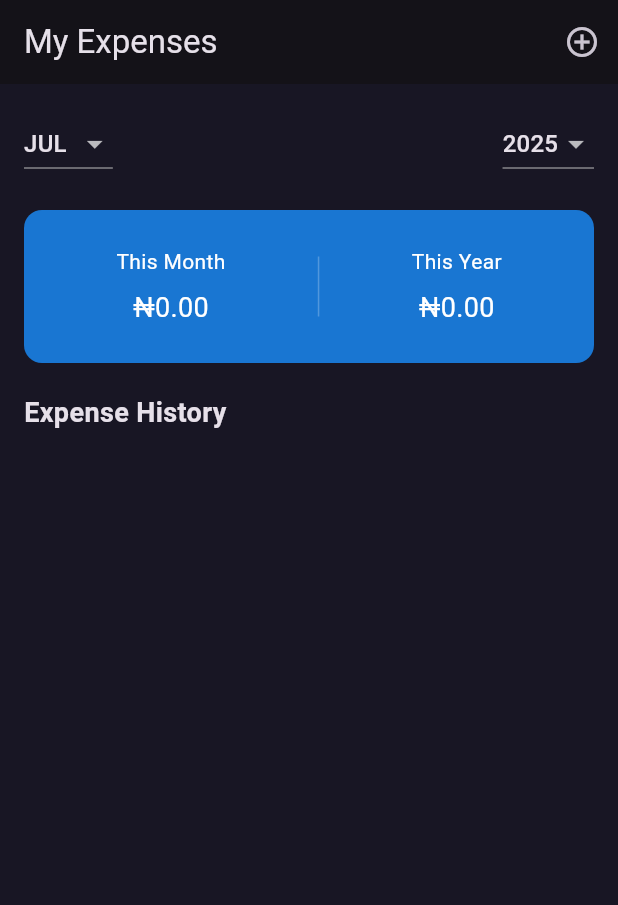
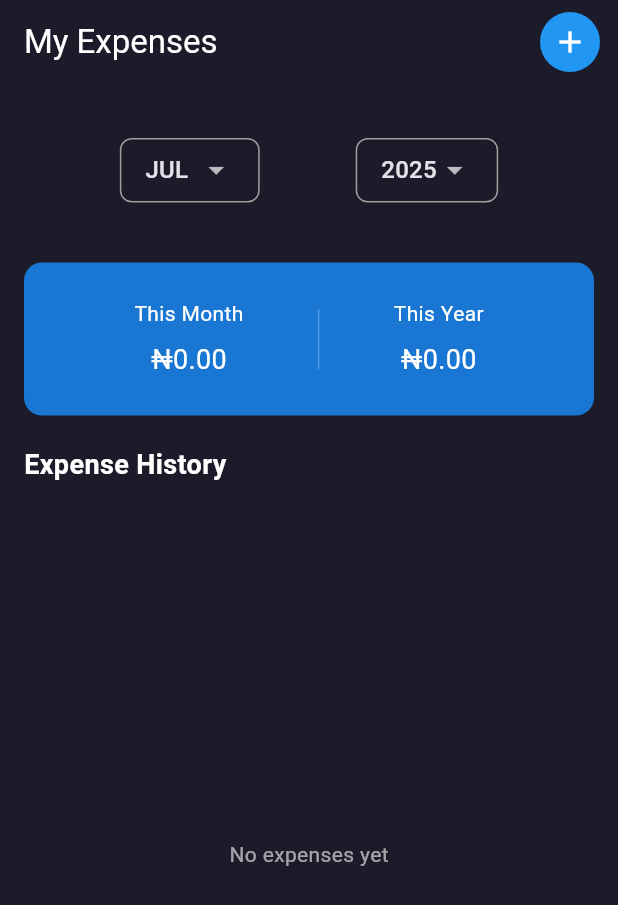
Before and after one commit to Blessed64/Pennysense_tracker, a Flutter app: the screen it shows after launch, on a phone screen of 412 x 824 dp. Shown: the top 905 px of the screen. Run offline on Flutter 3.47's test engine with Material 3 defaults, Android fonts, the phone set to English and light mode, and no system bars.

Commit message:
Updated home screen layout and centered dropdowns

```diff
--- a/my_expenses_app/lib/models/expense.dart
+++ b/my_expenses_app/lib/models/expense.dart
@@ -1,14 +1,13 @@
-// TODO Implement this library.// models/expense.dart
 class Expense {
+  final double amount;
   final DateTime date;
-  final String category;
-  final double amount;
+  final Map<String, double> details;
   final String? note;
 
   Expense({
+    required this.amount,
     required this.date,
-    required this.category,
-    required this.amount,
-    this.note, required List<Map<String, String>> items,
+    required this.details,
+    this.note,
   });
 }
--- a/my_expenses_app/lib/screens/home_screen.dart
+++ b/my_expenses_app/lib/screens/home_screen.dart
@@ -1,21 +1,20 @@
-// TODO Implement this library.// lib/screens/home_screen.dart
 import 'package:flutter/material.dart';
-import 'package:my_expense_app/screens/expense_preview_screen.dart';
+import 'package:intl/intl.dart';
+import '../models/expense.dart';
 import 'add_expense_screen.dart';
-import '../models/expense.dart';
-import '../widgets/expense_tile.dart';
-import 'package:intl/intl.dart';
+import 'expense_preview_screen.dart';
 
 class HomeScreen extends StatefulWidget {
+  const HomeScreen({Key? key}) : super(key: key);
+
   @override
-  _HomeScreenState createState() => _HomeScreenState();
+  State<HomeScreen> createState() => _HomeScreenState();
 }
 
 class _HomeScreenState extends State<HomeScreen> {
+  List<Expense> expenses = [];
   String selectedMonth = DateFormat.MMM().format(DateTime.now()).toUpperCase();
   int selectedYear = DateTime.now().year;
-
-  List<Expense> expenses = [];
 
   double get totalMonth => expenses
       .where((e) => e.date.month == DateTime.now().month && e.date.year == DateTime.now().year)
@@ -25,32 +24,49 @@ class _HomeScreenState extends State<HomeScreen> {
       .where((e) => e.date.year == DateTime.now().year)
       .fold(0.0, (sum, e) => sum + e.amount);
 
-  void addNewExpense(Expense expense) {
-    setState(() => expenses.add(expense));
+  List<String> get months => List.generate(12, (i) => DateFormat.MMM().format(DateTime(0, i + 1)).toUpperCase());
+
+  void addExpense(Expense expense) {
+    setState(() {
+      expenses.add(expense);
+    });
   }
-
-  List<String> get months => List.generate(12, (i) => DateFormat.MMM().format(DateTime(0, i + 1)).toUpperCase());
 
   @override
   Widget build(BuildContext context) {
     return Scaffold(
+      backgroundColor: const Color(0xFF1C1B2A),
       appBar: AppBar(
+        backgroundColor: Colors.transparent,
         title: const Text('My Expenses'),
+        foregroundColor: Colors.white,
 actions: [
-    IconButton(
-      icon: const Icon(Icons.add_circle_outline),
-      onPressed: () {
-        Navigator.push(
+  Padding(
+    padding: const EdgeInsets.only(right: 12),
+    child: GestureDetector(
+      onTap: () async {
+        final result = await Navigator.push(
           context,
           MaterialPageRoute(
-            builder: (_) => AddExpenseScreen(
-              onAddExpense: (Expense newExpense) {
-                addNewExpense(newExpense); // ✅ Update list
+            builder: (_) => AddExpenseScreen(onAddExpense: (Expense newExpense) {}),
+          ),
+        );
+        if (result is Expense) {
+          addExpense(result);
+        }
       },
+      child: Container(
+        decoration: const BoxDecoration(
+          color: Colors.blue, // 👈 blue background
+          shape: BoxShape.circle,
+        ),
+        padding: const EdgeInsets.all(8),
+        child: const Icon(
+          Icons.add,
+          color: Colors.white, // 👈 white icon on blue background
         ),
       ),
-        );
-      },
+    ),
   ),
 ],
 ),
@@ -59,37 +75,69 @@ class _HomeScreenState extends State<HomeScreen> {
         padding: const EdgeInsets.all(16.0),
         child: Column(
           children: [
-            /// Month & Year Dropdowns
-            Row(
-              mainAxisAlignment: MainAxisAlignment.spaceBetween,
+            /// Dropdowns for Month and Year
+Padding(
+  padding: const EdgeInsets.symmetric(horizontal: 20, vertical: 20), // approximate top/left
+  child: Row(
+    mainAxisAlignment: MainAxisAlignment.center,
     children: [
-                DropdownButton<String>(
+      // Month Dropdown
+      Container(
+        padding: const EdgeInsets.symmetric(horizontal: 16),
+        decoration: BoxDecoration(
+          border: Border.all(color: Colors.grey),
+          borderRadius: BorderRadius.circular(8),
+        ),
+        height: 43,
+        child: DropdownButton<String>(
           value: selectedMonth,
+          underline: const SizedBox(),
           items: months
-                      .map((m) => DropdownMenuItem(child: Text(m), value: m))
+              .map((m) => DropdownMenuItem(
+                    value: m,
+                    child: Text(m),
+                  ))
               .toList(),
           onChanged: (value) => setState(() => selectedMonth = value!),
         ),
-                DropdownButton<int>(
+      ),
+
+      const SizedBox(width: 64), // 👈 spacing between month and year
+
+      // Year Dropdown
+      Container(
+        padding: const EdgeInsets.symmetric(horizontal: 16),
+        decoration: BoxDecoration(
+          border: Border.all(color: Colors.grey),
+          borderRadius: BorderRadius.circular(8),
+        ),
+        height: 43,
+        child: DropdownButton<int>(
           value: selectedYear,
+          underline: const SizedBox(),
           items: List.generate(10, (i) {
             int year = DateTime.now().year - i;
-                    return DropdownMenuItem(child: Text(year.toString()), value: year);
+            return DropdownMenuItem(
+              value: year,
+              child: Text(year.toString()),
+            );
           }),
           onChanged: (value) => setState(() => selectedYear = value!),
-                )
+        ),
+      ),
     ],
+  ),
 ),
 
             const SizedBox(height: 20),
 
-            /// Total Monthly and Yearly Summary
+            /// Total summaries
             Container(
+              padding: const EdgeInsets.all(24),
               decoration: BoxDecoration(
                 color: Colors.blue.shade700,
                 borderRadius: BorderRadius.circular(12),
               ),
-              padding: const EdgeInsets.symmetric(vertical: 24),
               child: Row(
                 mainAxisAlignment: MainAxisAlignment.spaceEvenly,
                 children: [
@@ -97,7 +145,10 @@ class _HomeScreenState extends State<HomeScreen> {
                     children: [
                       const Text('This Month', style: TextStyle(color: Colors.white)),
                       const SizedBox(height: 8),
-                      Text('₦${totalMonth.toStringAsFixed(2)}', style: const TextStyle(fontSize: 18, color: Colors.white)),
+                      Text(
+                        '₦${totalMonth.toStringAsFixed(2)}',
+                        style: const TextStyle(fontSize: 18, color: Colors.white),
+                      ),
                     ],
                   ),
                   Container(height: 40, width: 1, color: Colors.white24),
@@ -105,38 +156,54 @@ class _HomeScreenState extends State<HomeScreen> {
                     children: [
                       const Text('This Year', style: TextStyle(color: Colors.white)),
                       const SizedBox(height: 8),
-                      Text('₦${totalYear.toStringAsFixed(2)}', style: const TextStyle(fontSize: 18, color: Colors.white)),
+                      Text(
+                        '₦${totalYear.toStringAsFixed(2)}',
+                        style: const TextStyle(fontSize: 18, color: Colors.white),
+                      ),
                     ],
                   ),
                 ],
               ),
             ),
-
             const SizedBox(height: 20),
-
             const Align(
               alignment: Alignment.centerLeft,
-              child: Text('Expense History', style: TextStyle(fontSize: 18, fontWeight: FontWeight.bold)),
+              child: Text('Expense History',
+                  style: TextStyle(fontSize: 18, color: Colors.white, fontWeight: FontWeight.bold)),
             ),
-
             const SizedBox(height: 8),
-
-            /// Expense List
             Expanded(
-              child: ListView.builder(
+              child: expenses.isEmpty
+                  ? const Center(
+                      child: Text('No expenses yet', style: TextStyle(color: Colors.white60)),
+                    )
+                  : ListView.builder(
                       itemCount: expenses.length,
                       itemBuilder: (_, index) {
                         final expense = expenses[index];
-                  return GestureDetector(
+                        return ListTile(
+                          tileColor: const Color(0xFF2A293A),
+                          shape: RoundedRectangleBorder(borderRadius: BorderRadius.circular(10)),
+                          title: Text(
+                            DateFormat('dd/MM/yy').format(expense.date),
+                            style: const TextStyle(color: Colors.white),
+                          ),
+                          subtitle: Text(
+                            expense.details.keys.join(' & '),
+                            style: const TextStyle(color: Colors.white70),
+                          ),
+                          trailing: Text(
+                            '₦${expense.amount.toStringAsFixed(0)}',
+                            style: const TextStyle(color: Colors.white),
+                          ),
                           onTap: () {
                             Navigator.push(
                               context,
                               MaterialPageRoute(
-                          builder: (_) => ExpensePreviewScreen(expense: expense, amountSpent: '', dateSpent: '', expenseDetails: [], note: '',),
+                                builder: (_) => ExpensePreviewScreen(expense: expense),
                               ),
                             );
                           },
-                    child: ExpenseTile(expense: expense),
                         );
                       },
                     ),
```
Also changed, not shown: my_expenses_app/lib/screens/add_expense_screen.dart (+102 -75 lines), my_expenses_app/lib/screens/expense_preview_screen.dart (+68 -46 lines), my_expenses_app/lib/widgets/expense_tile.dart (+46 -48 lines). Lines whose indentation alone changed are shown as unchanged.
